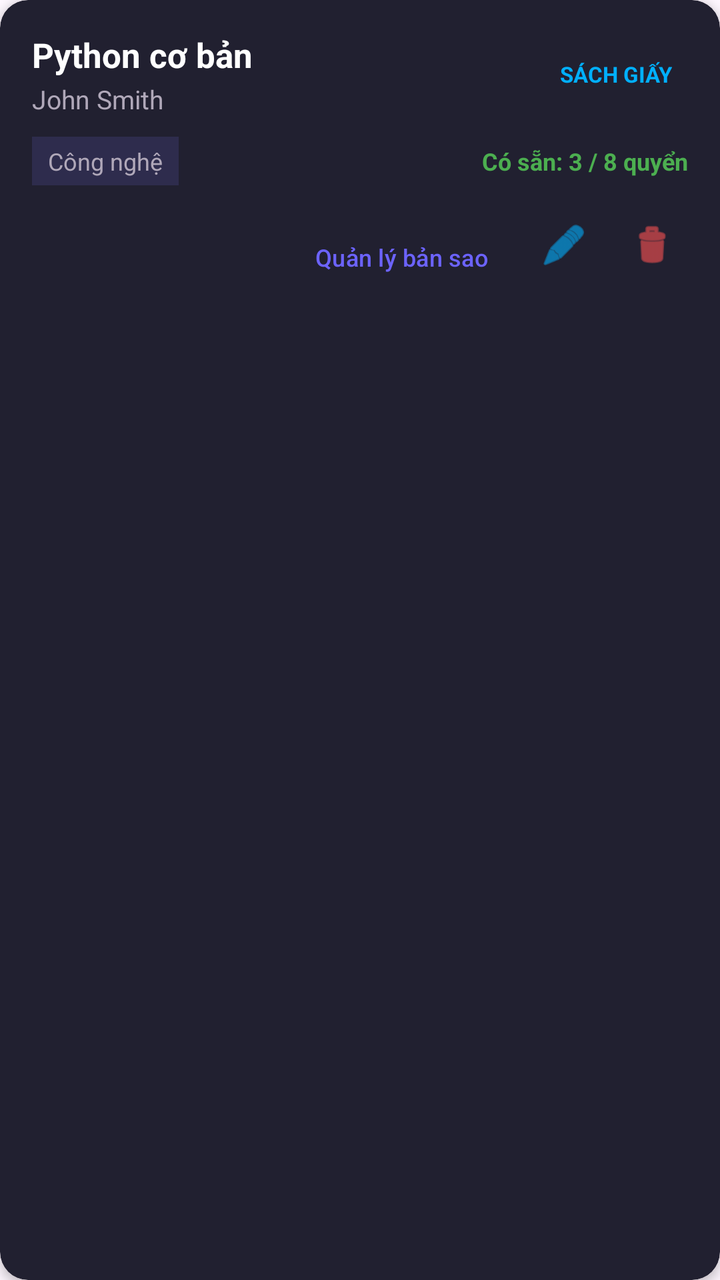
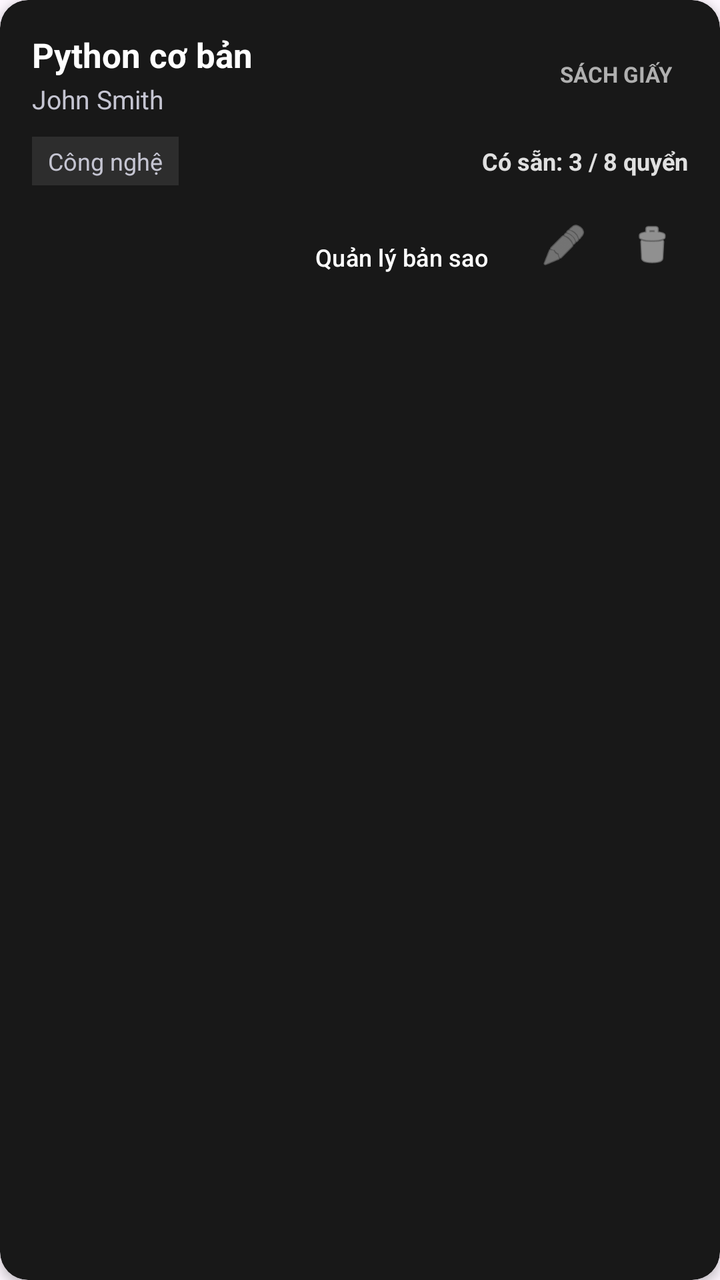

The first picture is an Android layout as it rendered before a commit; the second is the same layout after the commit. The layout source and the unified diff follow.
<!-- AndroidManifest.xml: application theme Theme.QLTV -->
<!-- res/layout/item_book.xml -->
<?xml version="1.0" encoding="utf-8"?>
<androidx.cardview.widget.CardView xmlns:android="http://schemas.android.com/apk/res/android"
    xmlns:app="http://schemas.android.com/apk/res-auto"
    xmlns:tools="http://schemas.android.com/tools"
    android:layout_width="match_parent"
    android:layout_height="wrap_content"
    android:layout_marginHorizontal="4dp"
    android:layout_marginVertical="6dp"
    app:cardBackgroundColor="#212030"
    app:cardCornerRadius="14dp"
    app:cardElevation="3dp">

    <LinearLayout
        android:layout_width="match_parent"
        android:layout_height="wrap_content"
        android:orientation="vertical"
        android:padding="16dp">

        <LinearLayout
            android:layout_width="match_parent"
            android:layout_height="wrap_content"
            android:gravity="center_vertical"
            android:orientation="horizontal">

            
            <LinearLayout
                android:layout_width="0dp"
                android:layout_height="wrap_content"
                android:layout_weight="1"
                android:orientation="vertical">

                <TextView
                    android:id="@+id/txtBookTitle"
                    android:layout_width="wrap_content"
                    android:layout_height="wrap_content"
                    android:ellipsize="end"
                    android:maxLines="1"
                    android:text="Python cơ bản"
                    android:textColor="#FFFFFF"
                    android:textSize="17sp"
                    android:textStyle="bold" />

                <TextView
                    android:id="@+id/txtBookAuthor"
                    android:layout_width="wrap_content"
                    android:layout_height="wrap_content"
                    android:layout_marginTop="2dp"
                    android:text="John Smith"
                    android:textColor="#B0A8B9"
                    android:textSize="13sp" />
            </LinearLayout>

            
            <TextView
                android:id="@+id/badgeBookType"
                android:layout_width="wrap_content"
                android:layout_height="wrap_content"
                android:background="@android:color/transparent"
                android:paddingHorizontal="8dp"
                android:paddingVertical="4dp"
                android:text="SÁCH GIẤY"
                android:textColor="#00B0FF"
                android:textSize="11sp"
                android:textStyle="bold" />
        </LinearLayout>

        
        <LinearLayout
            android:layout_width="match_parent"
            android:layout_height="wrap_content"
            android:layout_marginTop="10dp"
            android:gravity="center_vertical"
            android:orientation="horizontal">

            
            <TextView
                android:id="@+id/txtBookCategory"
                android:layout_width="wrap_content"
                android:layout_height="wrap_content"
                android:background="#2E2C4D"
                android:paddingHorizontal="8dp"
                android:paddingVertical="4dp"
                android:text="Công nghệ"
                android:textColor="#B0A8B9"
                android:textSize="12sp" />

            <View
                android:layout_width="0dp"
                android:layout_height="1dp"
                android:layout_weight="1" />

            
            <TextView
                android:id="@+id/txtAvailability"
                android:layout_width="wrap_content"
                android:layout_height="wrap_content"
                android:text="Có sẵn: 3 / 8 quyển"
                android:textColor="#4CAF50"
                android:textSize="12sp"
                android:textStyle="bold" />
        </LinearLayout>

        
        <LinearLayout
            android:id="@+id/layoutActions"
            android:layout_width="match_parent"
            android:layout_height="wrap_content"
            android:layout_marginTop="12dp"
            android:gravity="end"
            android:orientation="horizontal"
            tools:ignore="DisableBaselineAlignment">

            <Button
                android:id="@+id/btnManageCopies"
                style="@style/Widget.Material3.Button.TextButton"
                android:layout_width="wrap_content"
                android:layout_height="wrap_content"
                android:text="Quản lý bản sao"
                android:textColor="#6C63FF"
                android:textSize="12sp" />

            <ImageView
                android:id="@+id/btnEditBook"
                android:layout_width="36dp"
                android:layout_height="36dp"
                android:layout_marginStart="8dp"
                android:background="?attr/selectableItemBackgroundBorderless"
                android:contentDescription="Edit book"
                android:padding="6dp"
                android:src="@android:drawable/ic_menu_edit"
                app:tint="#00B0FF" />

            <ImageView
                android:id="@+id/btnDeleteBook"
                android:layout_width="36dp"
                android:layout_height="36dp"
                android:layout_marginStart="8dp"
                android:background="?attr/selectableItemBackgroundBorderless"
                android:contentDescription="Delete book"
                android:padding="6dp"
                android:src="@android:drawable/ic_menu_delete"
                app:tint="#FF5252" />
        </LinearLayout>
    </LinearLayout>
</androidx.cardview.widget.CardView>
<!-- resources referenced by this layout -->
<resources>
  <style name="Theme.QLTV" parent="Base.Theme.QLTV" />
  <style name="Base.Theme.QLTV" parent="Theme.Material3.DayNight.NoActionBar">
          
          
      </style>
</resources>

<!-- the commit's change to res/layout/item_book.xml (unified diff, before → after) -->
@@ -6,7 +6,7 @@
     android:layout_height="wrap_content"
     android:layout_marginHorizontal="4dp"
     android:layout_marginVertical="6dp"
-    app:cardBackgroundColor="#212030"
+    app:cardBackgroundColor="#181818"
     app:cardCornerRadius="14dp"
     app:cardElevation="3dp">
 
@@ -46,7 +46,7 @@
                     android:layout_height="wrap_content"
                     android:layout_marginTop="2dp"
                     android:text="John Smith"
-                    android:textColor="#B0A8B9"
+                    android:textColor="#C5C5D2"
                     android:textSize="13sp" />
             </LinearLayout>
 
@@ -59,7 +59,7 @@
                 android:paddingHorizontal="8dp"
                 android:paddingVertical="4dp"
                 android:text="SÁCH GIẤY"
-                android:textColor="#00B0FF"
+                android:textColor="#B0B0B0"
                 android:textSize="11sp"
                 android:textStyle="bold" />
         </LinearLayout>
@@ -77,11 +77,11 @@
                 android:id="@+id/txtBookCategory"
                 android:layout_width="wrap_content"
                 android:layout_height="wrap_content"
-                android:background="#2E2C4D"
+                android:background="#2D2D2D"
                 android:paddingHorizontal="8dp"
                 android:paddingVertical="4dp"
                 android:text="Công nghệ"
-                android:textColor="#B0A8B9"
+                android:textColor="#C5C5D2"
                 android:textSize="12sp" />
 
             <View
@@ -95,7 +95,7 @@
                 android:layout_width="wrap_content"
                 android:layout_height="wrap_content"
                 android:text="Có sẵn: 3 / 8 quyển"
-                android:textColor="#4CAF50"
+                android:textColor="#E0E0E0"
                 android:textSize="12sp"
                 android:textStyle="bold" />
         </LinearLayout>
@@ -116,7 +116,7 @@
                 android:layout_width="wrap_content"
                 android:layout_height="wrap_content"
                 android:text="Quản lý bản sao"
-                android:textColor="#6C63FF"
+                android:textColor="#FFFFFF"
                 android:textSize="12sp" />
 
             <ImageView
@@ -128,7 +128,7 @@
                 android:contentDescription="Edit book"
                 android:padding="6dp"
                 android:src="@android:drawable/ic_menu_edit"
-                app:tint="#00B0FF" />
+                app:tint="#B0B0B0" />
 
             <ImageView
                 android:id="@+id/btnDeleteBook"
@@ -139,7 +139,7 @@
                 android:contentDescription="Delete book"
                 android:padding="6dp"
                 android:src="@android:drawable/ic_menu_delete"
-                app:tint="#FF5252" />
+                app:tint="#E0E0E0" />
         </LinearLayout>
     </LinearLayout>
 </androidx.cardview.widget.CardView>
